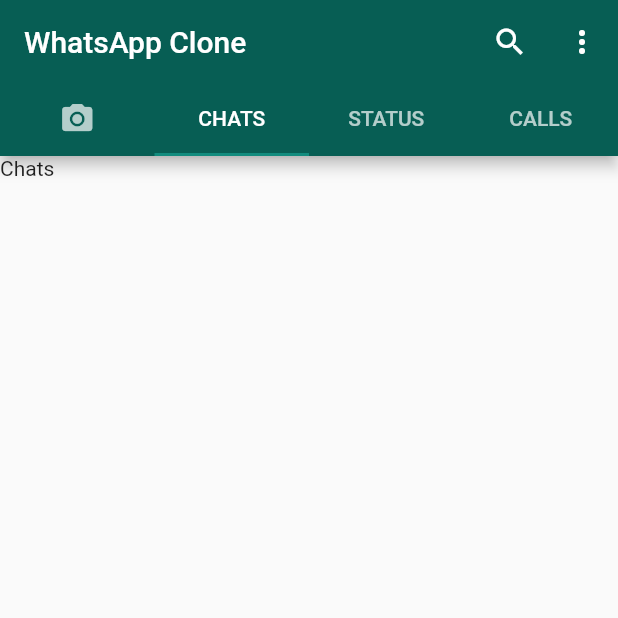
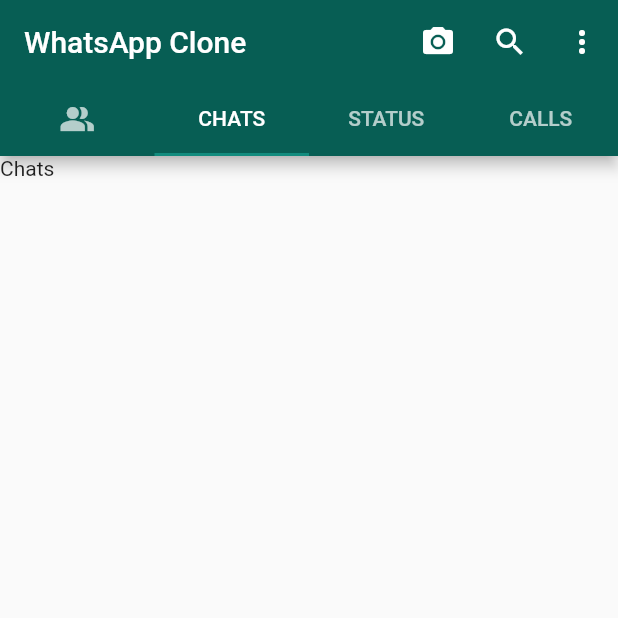
Before and after one commit to NimeshPiyumantha/Flutter_Chat_App, a Flutter app: the screen it shows after launch, tab 2 chosen, on a phone screen of 412 x 824 dp, the top half of it. Run offline on Flutter 3.47's test engine with Material 2 defaults, Android fonts, the phone set to English and light mode, and no system bars; Roboto replaces fonts that are missing (OpenSans).

```diff
--- a/lib/screen/home_screen.dart
+++ b/lib/screen/home_screen.dart
@@ -23,6 +23,7 @@ class _HomePageViewState extends State<HomePageView>
       appBar: AppBar(
         title: const Text('WhatsApp Clone'),
         actions: [
+          IconButton(icon: const Icon(Icons.camera_alt), onPressed: () {}),
           IconButton(icon: const Icon(Icons.search), onPressed: () {}),
           IconButton(icon: const Icon(Icons.more_vert), onPressed: () {}),
         ],
@@ -30,7 +31,7 @@ class _HomePageViewState extends State<HomePageView>
           controller: _controller,
           tabs: const [
             Tab(
-              icon: Icon(Icons.camera_alt),
+              icon: Icon(Icons.people_alt),
             ),
             Tab(
               text: "CHATS",
@@ -47,7 +48,7 @@ class _HomePageViewState extends State<HomePageView>
       body: TabBarView(
         controller: _controller,
         children: const [
-          Text("Camera"),
+          Text("Community"),
           Text("Chats"),
           Text("Status"),
           Text("Calls"),
```
